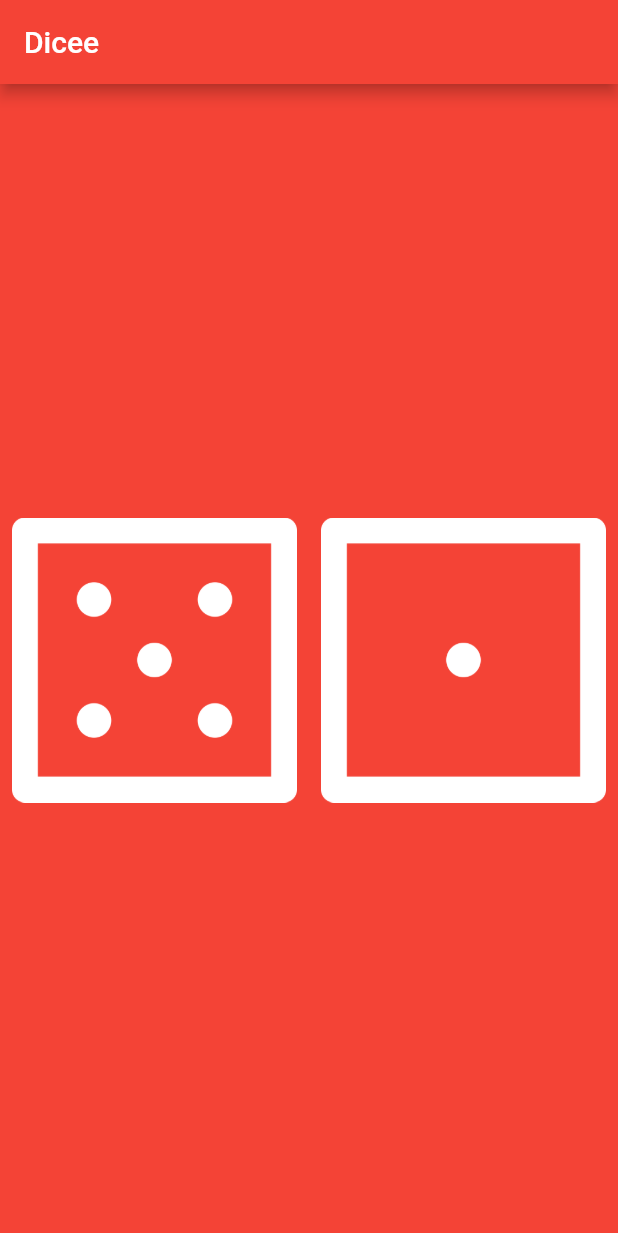
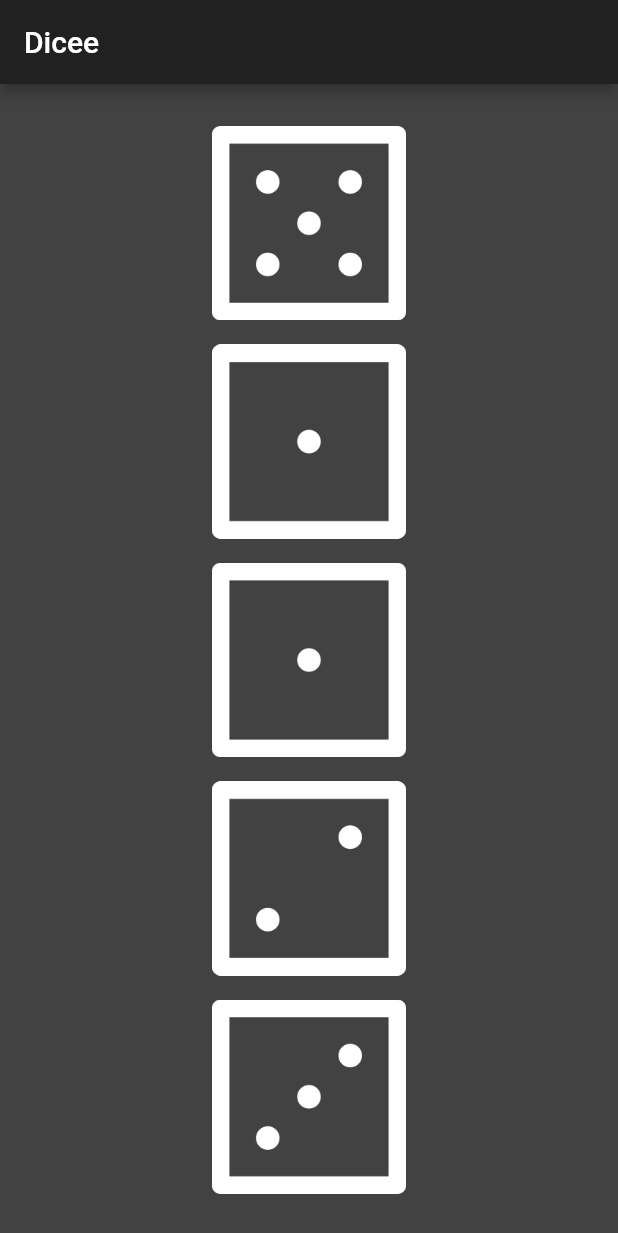
Before and after one commit to carlstep/ab_dicee_app, a Flutter app: the screen it shows after launch, on a phone screen of 412 x 824 dp. Shown: the top 1233 px of the screen. Run offline on Flutter 3.47's test engine with Material 2 defaults, Android fonts, the light colour scheme and no system bars.

Commit message:
created 5 dice, grey design

```diff
--- a/lib/main.dart
+++ b/lib/main.dart
@@ -4,11 +4,12 @@ import 'dart:math';
 void main() {
   return runApp(
     MaterialApp(
+      debugShowCheckedModeBanner: false,
       home: Scaffold(
-        backgroundColor: Colors.red,
+        backgroundColor: Colors.grey[800],
         appBar: AppBar(
           title: Text('Dicee'),
-          backgroundColor: Colors.red,
+          backgroundColor: Colors.grey[900],
         ),
         body: DicePage(), // gives a StatelessWidget >> see DicePage class
       ),
@@ -22,28 +23,36 @@ class DicePage extends StatefulWidget {
 }
 
 class _DicePageState extends State<DicePage> {
-  int leftDiceNumber = 5; // creates the variable for the left dice
-  int rightDiceNumber = 1; // creates the variable for the right dice
+  int diceNumberOne = 5; // creates the variable for the left dice
+  int diceNumberTwo = 1;
+  int diceNumberThree = 1;
+  int diceNumberFour = 2;
+  int diceNumberFive = 3; // creates the variable for the right dice
 
   void changeDiceFace() {
     setState(() {
-      leftDiceNumber = Random().nextInt(6) + 1;
-      rightDiceNumber =
+      diceNumberOne = Random().nextInt(6) + 1;
+      diceNumberTwo = Random().nextInt(6) + 1;
+      diceNumberThree = Random().nextInt(6) + 1;
+      diceNumberFour = Random().nextInt(6) + 1;
+      diceNumberFive =
           Random().nextInt(6) + 1; // changes the left dice variable value
     });
   }
 
   @override
   Widget build(BuildContext context) {
-    return Center(
-      child: Row(
+    return Padding(
+      padding: const EdgeInsets.fromLTRB(0, 20, 0, 20),
+      child: Center(
+        child: Column(
           children: <Widget>[
             Expanded(
               child: TextButton(
                 onPressed: () {
                   changeDiceFace();
                 },
-              child: Image.asset('images/dice$leftDiceNumber.png'),
+                child: Image.asset('images/dice$diceNumberOne.png'),
               ),
             ),
             Expanded(
@@ -51,10 +60,35 @@ class _DicePageState extends State<DicePage> {
                 onPressed: () {
                   changeDiceFace();
                 },
-              child: Image.asset('images/dice$rightDiceNumber.png'),
+                child: Image.asset('images/dice$diceNumberTwo.png'),
               ),
-          )
+            ),
+            Expanded(
+              child: TextButton(
+                onPressed: () {
+                  changeDiceFace();
+                },
+                child: Image.asset('images/dice$diceNumberThree.png'),
+              ),
+            ),
+            Expanded(
+              child: TextButton(
+                onPressed: () {
+                  changeDiceFace();
+                },
+                child: Image.asset('images/dice$diceNumberFour.png'),
+              ),
+            ),
+            Expanded(
+              child: TextButton(
+                onPressed: () {
+                  changeDiceFace();
+                },
+                child: Image.asset('images/dice$diceNumberFive.png'),
+              ),
+            ),
           ],
+        ),
       ),
     );
   }
```
Lines whose indentation alone changed are shown as unchanged.
